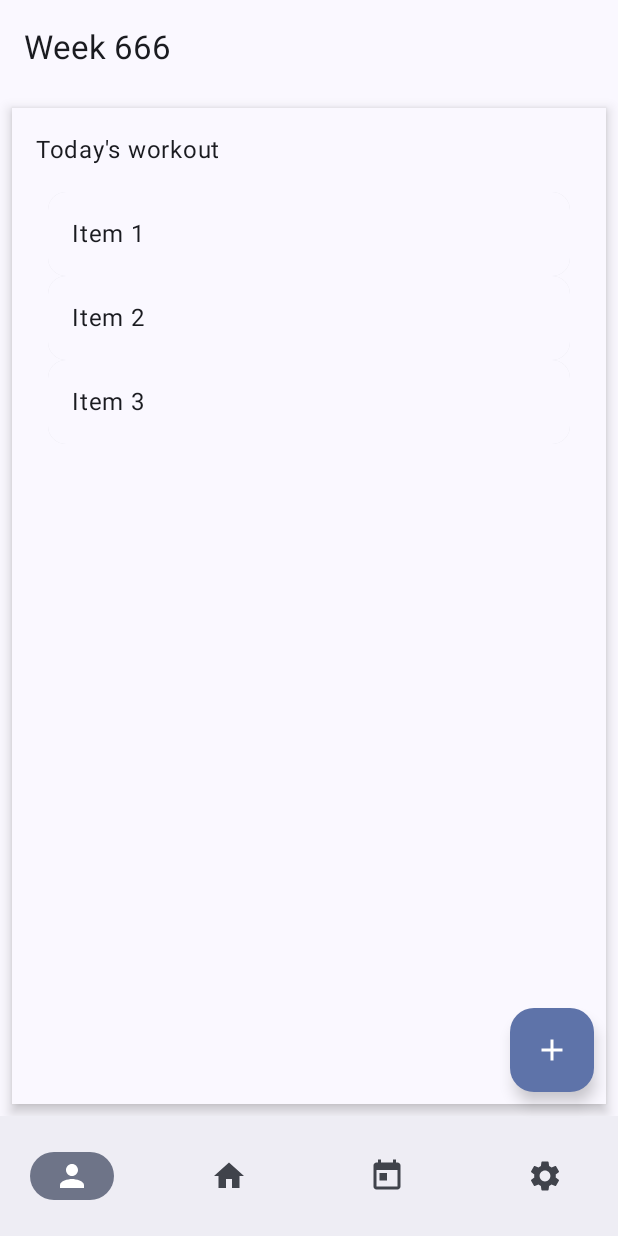
After one commit to braindome/urkraft-android, an Android app built with Jetpack Compose: the TodayScreen screen opened through its navigation route, on a phone screen of 412 x 824 dp. The commit adds this screen. Run offline under Robolectric (Android 15) with nearby library versions, the phone set to English and light mode, and no system bars.

Commit message:
Learning swipe to delete

```diff
--- a/app/build.gradle.kts
+++ b/app/build.gradle.kts
@@ -40,7 +40,7 @@ android {
         compose = true
     }
     composeOptions {
-        kotlinCompilerExtensionVersion = "1.5.1"
+        kotlinCompilerExtensionVersion = "1.5.5"
     }
     packaging {
         resources {
@@ -68,4 +68,5 @@ dependencies {
     debugImplementation(libs.androidx.ui.test.manifest)
 
     implementation(libs.androidx.navigation.compose)
+
 }
--- a/app/src/main/java/se/braindome/urkraft/Home.kt
+++ b/app/src/main/java/se/braindome/urkraft/Home.kt
@@ -12,7 +12,7 @@ import androidx.compose.ui.graphics.Color
 import androidx.compose.ui.unit.sp
 
 @Composable
-fun Home() {
+fun HomeScreen() {
     Box(modifier = Modifier.fillMaxSize()) {
         Column(
             modifier = Modifier.fillMaxSize().align(Alignment.Center),
--- a/app/src/main/java/se/braindome/urkraft/MainActivity.kt
+++ b/app/src/main/java/se/braindome/urkraft/MainActivity.kt
@@ -20,6 +20,7 @@ class MainActivity : ComponentActivity() {
         setContent {
             UrkraftTheme {
                 UrkraftApp()
+                //UrkraftNavHost()
             }
         }
     }
--- a/app/src/main/java/se/braindome/urkraft/Settings.kt
+++ b/app/src/main/java/se/braindome/urkraft/ProfileScreen.kt
@@ -12,14 +12,14 @@ import androidx.compose.ui.graphics.Color
 import androidx.compose.ui.unit.sp
 
 @Composable
-fun Settings() {
+fun ProfileScreen() {
     Box(modifier = Modifier.fillMaxSize()) {
         Column(
             modifier = Modifier.fillMaxSize().align(Alignment.Center),
             verticalArrangement = Arrangement.Center,
             horizontalAlignment = Alignment.CenterHorizontally
         ) {
-            Text("Settings", fontSize = 30.sp, color = Color.Black )
+            Text("Profile", fontSize = 30.sp, color = Color.Black )
         }
     }
 
--- a/app/src/main/java/se/braindome/urkraft/Screens.kt
+++ b/app/src/main/java/se/braindome/urkraft/Screens.kt
@@ -4,4 +4,5 @@ sealed class Screens (val screen: String ){
     data object Profile: Screens("Profile")
     data object Settings: Screens("Settings")
     data object Home: Screens("Home")
+    data object Today: Screens("Today")
 }
--- a/app/src/main/java/se/braindome/urkraft/Profile.kt
+++ b/app/src/main/java/se/braindome/urkraft/SettingsScreen.kt
@@ -12,14 +12,14 @@ import androidx.compose.ui.graphics.Color
 import androidx.compose.ui.unit.sp
 
 @Composable
-fun Profile() {
+fun SettingsScreen() {
     Box(modifier = Modifier.fillMaxSize()) {
         Column(
             modifier = Modifier.fillMaxSize().align(Alignment.Center),
             verticalArrangement = Arrangement.Center,
             horizontalAlignment = Alignment.CenterHorizontally
         ) {
-            Text("Profile", fontSize = 30.sp, color = Color.Black )
+            Text("Settings", fontSize = 30.sp, color = Color.Black )
         }
     }
 
--- /dev/null
+++ b/app/src/main/java/se/braindome/urkraft/TodayScreen.kt
@@ -0,0 +1,174 @@
+package se.braindome.urkraft
+
+import androidx.compose.animation.animateColorAsState
+import androidx.compose.animation.core.tween
+import androidx.compose.foundation.background
+import androidx.compose.foundation.layout.Arrangement
+import androidx.compose.foundation.layout.Box
+import androidx.compose.foundation.layout.Column
+import androidx.compose.foundation.layout.PaddingValues
+import androidx.compose.foundation.layout.Row
+import androidx.compose.foundation.layout.Spacer
+import androidx.compose.foundation.layout.fillMaxSize
+import androidx.compose.foundation.layout.fillMaxWidth
+import androidx.compose.foundation.layout.height
+import androidx.compose.foundation.layout.padding
+import androidx.compose.foundation.layout.width
+import androidx.compose.foundation.lazy.LazyColumn
+import androidx.compose.foundation.lazy.items
+import androidx.compose.foundation.lazy.rememberLazyListState
+import androidx.compose.material3.Card
+import androidx.compose.material3.Checkbox
+import androidx.compose.material3.HorizontalDivider
+import androidx.compose.material3.ListItem
+import androidx.compose.material3.Surface
+import androidx.compose.material3.SwipeToDismissBox
+import androidx.compose.material3.SwipeToDismissBoxValue
+import androidx.compose.material3.Text
+import androidx.compose.material3.rememberSwipeToDismissBoxState
+import androidx.compose.runtime.Composable
+import androidx.compose.runtime.getValue
+import androidx.compose.runtime.mutableStateOf
+import androidx.compose.runtime.remember
+import androidx.compose.runtime.rememberCoroutineScope
+import androidx.compose.runtime.snapshots.SnapshotStateList
+import androidx.compose.ui.Alignment
+import androidx.compose.ui.Modifier
+import androidx.compose.ui.graphics.Color
+import androidx.compose.ui.tooling.preview.Preview
+import androidx.compose.ui.unit.dp
+import kotlinx.coroutines.delay
+import kotlinx.coroutines.launch
+import se.braindome.urkraft.model.Exercise
+import se.braindome.urkraft.model.Repository
+import kotlin.time.Duration.Companion.seconds
+
+@Composable
+fun TodayScreen() {
+
+    val todaysExercises = Repository.getFewerExercises().toMutableList()
+    val itemList = remember { SnapshotStateList<String>().apply { addAll(listOf("Item 1", "Item 2", "Item 3")) } }
+
+    Surface(
+        shadowElevation = 5.dp,
+        modifier = Modifier
+            .fillMaxWidth()
+            .padding(8.dp)
+    )  {
+
+        Column(
+            modifier = Modifier
+                .padding(16.dp)
+        ) {
+            Text(text = "Today's workout")
+            Spacer(modifier = Modifier.height(8.dp))
+
+            LazyColumn(
+                state = rememberLazyListState(),
+                contentPadding = PaddingValues(8.dp),
+                modifier = Modifier.fillMaxSize()
+            ) {
+                items(itemList, key = { it }) { item ->
+                    SwipeToDismissItem(
+                        item = item,
+                        itemList = itemList,
+                        modifier = Modifier.animateItem(tween(300))
+                    )
+                }
+            }
+
+        }
+
+    }
+}
+
+fun removeItem(item: String, itemList: SnapshotStateList<String>) {
+    itemList.remove(item)
+}
+
+@Composable
+fun SwipeToDismissItem(
+    item: String,
+    //onRemove: () -> Unit,
+    itemList: SnapshotStateList<String>,
+    modifier: Modifier = Modifier
+) {
+    val coroutineScope = rememberCoroutineScope()
+    val swipeToDismissState = rememberSwipeToDismissBoxState(
+        confirmValueChange = { state ->
+            if (state == SwipeToDismissBoxValue.EndToStart) {
+                coroutineScope.launch {
+                    delay(1.seconds)
+                    //itemList.remove(item)
+                    removeItem(item, itemList)
+                }
+                true
+            } else false
+        }
+    )
+
+    SwipeToDismissBox(
+        state = swipeToDismissState,
+        backgroundContent = {
+            val backgroundColor by animateColorAsState(
+                targetValue = when (swipeToDismissState.currentValue) {
+                    SwipeToDismissBoxValue.StartToEnd -> Color.Red
+                    SwipeToDismissBoxValue.EndToStart -> Color.Transparent
+                    SwipeToDismissBoxValue.Settled -> Color.Transparent
+                },
+                label = "Animate bg color")
+            Box(modifier = Modifier
+                .fillMaxSize()
+                .background(backgroundColor)
+            )
+        },
+        modifier = modifier
+    ) {
+        Card {
+            ListItem(headlineContent = { Text(text = item) })
+        }
+        HorizontalDivider()
+        //TodayExerciseRow(item)
+    }
+
+}
+
+@Composable
+fun TodayExerciseRow(exercise: Exercise) {
+    Column(
+        modifier = Modifier
+            .fillMaxWidth()
+            .padding(8.dp)
+    ) {
+        Row(
+            modifier = Modifier.padding(8.dp),
+            horizontalArrangement = Arrangement.SpaceBetween,
+            verticalAlignment = Alignment.CenterVertically
+        ) {
+            Text(text = exercise.name)
+            Spacer(modifier = Modifier.weight(1f))
+            Text(text = "${exercise.sets}x${exercise.reps}")
+            Spacer(modifier = Modifier.width(16.dp))
+            Text(text = "${exercise.weight} kg")
+        }
+        Row {
+            for (i in 1..exercise.sets) {
+                val checkedState = remember { mutableStateOf(false) }
+                Checkbox(checked = checkedState.value, onCheckedChange = { checkedState.value = it })
+            }
+        }
+        HorizontalDivider(thickness = 2.dp)
+    }
+}
+
+@Preview(showBackground = true)
+@Composable
+fun TodayScreenPreview() {
+    TodayScreen()
+}
+
+@Preview(showBackground = true)
+@Composable
+fun TodayExerciseRowPreview() {
+    TodayExerciseRow(Exercise(name = "Bench press", sets = 3, reps = 8, weight = 80f))
+}
--- a/app/src/main/java/se/braindome/urkraft/UrkraftApp.kt
+++ b/app/src/main/java/se/braindome/urkraft/UrkraftApp.kt
@@ -1,7 +1,9 @@
 package se.braindome.urkraft
 
 import androidx.compose.foundation.layout.Arrangement
+import androidx.compose.foundation.layout.Box
 import androidx.compose.foundation.layout.fillMaxSize
+import androidx.compose.foundation.layout.padding
 import androidx.compose.foundation.layout.width
 import androidx.compose.foundation.lazy.LazyColumn
 import androidx.compose.foundation.lazy.items
@@ -14,35 +16,33 @@ import androidx.compose.material3.ExperimentalMaterial3Api
 import androidx.compose.material3.FloatingActionButton
 import androidx.compose.material3.Icon
 import androidx.compose.material3.IconButton
+import androidx.compose.material3.ModalBottomSheet
 import androidx.compose.material3.Scaffold
 import androidx.compose.material3.Text
 import androidx.compose.material3.TopAppBar
+import androidx.compose.material3.rememberModalBottomSheetState
 import androidx.compose.runtime.Composable
+import androidx.compose.runtime.mutableStateOf
+import androidx.compose.runtime.remember
 import androidx.compose.ui.Modifier
 import androidx.compose.ui.tooling.preview.Preview
 import androidx.compose.ui.unit.dp
+import androidx.navigation.compose.NavHost
+import androidx.navigation.compose.composable
+import androidx.navigation.compose.rememberNavController
 import se.braindome.urkraft.model.Repository
 
 @OptIn(ExperimentalMaterial3Api::class)
 @Composable
 fun UrkraftApp() {
 
+    val navController = rememberNavController()
+
     Scaffold(
         topBar = {
             TopAppBar(
                 title = { Text("Week 666") },
-                actions = {
-                    IconButton(
-                        onClick = { /*TODO*/ },
-                    ) {
-                        Icon(Icons.Default.Edit, contentDescription = "Edit microcycle")
-                    }
-                    IconButton(
-                        onClick = { /*TODO*/ },
-                    ) {
-                        Icon(Icons.Default.Delete, contentDescription = "Remove microcycle")
-                    }
-                }
+                actions = { /* TODO */ }
             )
         },
         floatingActionButton = {
@@ -51,20 +51,24 @@ fun UrkraftApp() {
             ) {
                 Icon(Icons.Default.Add, contentDescription = "Add workout")
             }
+        },
+        bottomBar = {
+            UrkraftBottomAppBar(navController)
         }
     ) { paddingValues ->
-        val workouts = Repository.getWorkouts()
-        LazyColumn(
-            modifier = Modifier.fillMaxSize(),
-            contentPadding = paddingValues,
-            verticalArrangement = Arrangement.spacedBy(2.dp)
-        ) {
-            items(workouts) { workout ->
-                WorkoutCard(workout = workout)
+        Box(modifier = Modifier.fillMaxSize().padding(paddingValues)) {
+            NavHost(navController = navController, startDestination = "home") {
+                composable(UrkraftRoutes.TODAY.route) { TodayScreen() }
+                composable(UrkraftRoutes.HOME.route) { HomeScreen() }
+                composable(UrkraftRoutes.PROFILE.route) { ProfileScreen() }
+                composable(UrkraftRoutes.SETTINGS.route) { SettingsScreen() }
+
             }
         }
+
     }
 }
+
 
 @Preview(showBackground = true)
 @Composable
--- /dev/null
+++ b/app/src/main/java/se/braindome/urkraft/UrkraftBottomNavBar.kt
@@ -0,0 +1,68 @@
+package se.braindome.urkraft
+
+import androidx.compose.material3.BottomAppBar
+import androidx.compose.material3.Icon
+import androidx.compose.material3.NavigationBar
+import androidx.compose.material3.NavigationBarItem
+import androidx.compose.runtime.Composable
+import androidx.compose.runtime.getValue
+import androidx.compose.runtime.mutableIntStateOf
+import androidx.compose.runtime.saveable.rememberSaveable
+import androidx.compose.runtime.setValue
+import androidx.compose.ui.res.painterResource
+import androidx.compose.ui.tooling.preview.Preview
+import androidx.navigation.NavHostController
+import androidx.navigation.compose.rememberNavController
+
+@Composable
+fun UrkraftBottomAppBar(navController: NavHostController) {
+
+    var selectedItem by rememberSaveable { mutableIntStateOf(getSelectedIndex(navController.currentDestination?.route))}
+    val navBarIcons = listOf(
+        R.drawable.baseline_person_24,
+        R.drawable.baseline_home_24,
+        R.drawable.baseline_today_24,
+        R.drawable.baseline_settings_24
+    )
+
+    NavigationBar {
+        navBarIcons.forEachIndexed { index, i ->
+            NavigationBarItem(
+                selected = selectedItem == index,
+                onClick = {
+                     selectedItem = index
+                    val destination = when (index) {
+                        0 -> UrkraftRoutes.PROFILE.route
+                        1 -> UrkraftRoutes.HOME.route
+                        2 -> UrkraftRoutes.TODAY.route
+                        3 -> UrkraftRoutes.SETTINGS.route
+                        else -> "home"
+                    }
+                    navController.navigate(destination)
+                          },
+                icon = {
+                    Icon(
+                        painter = painterResource(id = i),
+                        contentDescription = null
+                    )
+                }
+            )
+        }
+    }
+}
+
+fun getSelectedIndex(route: String?): Int {
+    return when (route) {
+        UrkraftRoutes.PROFILE.route -> 0
+        UrkraftRoutes.HOME.route -> 1
+        UrkraftRoutes.TODAY.route -> 2
+        UrkraftRoutes.SETTINGS.route -> 3
+        else -> 0
+    }
+}
+
+@Preview(showBackground = true)
+@Composable
+fun UrkraftBottomAppBarPreview() {
+    UrkraftBottomAppBar(rememberNavController())
+}
--- a/app/src/main/java/se/braindome/urkraft/model/Repository.kt
+++ b/app/src/main/java/se/braindome/urkraft/model/Repository.kt
@@ -61,4 +61,15 @@ object Repository {
         )
     }
 
+    fun getFewerExercises(): List<Exercise> {
+        return listOf(
+            Exercise(name = "Bench Press", sets = 3, reps = 10, weight = 50f),
+            Exercise(name = "Incline Bench Press", sets = 3, reps = 10, weight = 40f),
+            Exercise(name = "Dumbbell Flyes", sets = 3, reps = 10, weight = 20f),
+            Exercise(name = "Squats", sets = 3, reps = 10, weight = 70f),
+            Exercise(name = "Leg Press", sets = 3, reps = 10, weight = 100f),
+            // Add more exercises as needed
+        )
+    }
+
 }
--- /dev/null
+++ b/app/src/main/res/drawable/baseline_home_24.xml
@@ -0,0 +1,5 @@
+<vector xmlns:android="http://schemas.android.com/apk/res/android" android:height="24dp" android:tint="#000000" android:viewportHeight="24" android:viewportWidth="24" android:width="24dp">
+
+    <path android:fillColor="@android:color/white" android:pathData="M10,20v-6h4v6h5v-8h3L12,3 2,12h3v8z"/>
+
+</vector>
--- /dev/null
+++ b/app/src/main/res/drawable/baseline_person_24.xml
@@ -0,0 +1,5 @@
+<vector xmlns:android="http://schemas.android.com/apk/res/android" android:height="24dp" android:tint="#000000" android:viewportHeight="24" android:viewportWidth="24" android:width="24dp">
+
+    <path android:fillColor="@android:color/white" android:pathData="M12,12c2.21,0 4,-1.79 4,-4s-1.79,-4 -4,-4 -4,1.79 -4,4 1.79,4 4,4zM12,14c-2.67,0 -8,1.34 -8,4v2h16v-2c0,-2.66 -5.33,-4 -8,-4z"/>
+
+</vector>
--- /dev/null
+++ b/app/src/main/res/drawable/baseline_settings_24.xml
@@ -0,0 +1,5 @@
+<vector xmlns:android="http://schemas.android.com/apk/res/android" android:height="24dp" android:tint="#000000" android:viewportHeight="24" android:viewportWidth="24" android:width="24dp">
+
+    <path android:fillColor="@android:color/white" android:pathData="M19.14,12.94c0.04,-0.3 0.06,-0.61 0.06,-0.94c0,-0.32 -0.02,-0.64 -0.07,-0.94l2.03,-1.58c0.18,-0.14 0.23,-0.41 0.12,-0.61l-1.92,-3.32c-0.12,-0.22 -0.37,-0.29 -0.59,-0.22l-2.39,0.96c-0.5,-0.38 -1.03,-0.7 -1.62,-0.94L14.4,2.81c-0.04,-0.24 -0.24,-0.41 -0.48,-0.41h-3.84c-0.24,0 -0.43,0.17 -0.47,0.41L9.25,5.35C8.66,5.59 8.12,5.92 7.63,6.29L5.24,5.33c-0.22,-0.08 -0.47,0 -0.59,0.22L2.74,8.87C2.62,9.08 2.66,9.34 2.86,9.48l2.03,1.58C4.84,11.36 4.8,11.69 4.8,12s0.02,0.64 0.07,0.94l-2.03,1.58c-0.18,0.14 -0.23,0.41 -0.12,0.61l1.92,3.32c0.12,0.22 0.37,0.29 0.59,0.22l2.39,-0.96c0.5,0.38 1.03,0.7 1.62,0.94l0.36,2.54c0.05,0.24 0.24,0.41 0.48,0.41h3.84c0.24,0 0.44,-0.17 0.47,-0.41l0.36,-2.54c0.59,-0.24 1.13,-0.56 1.62,-0.94l2.39,0.96c0.22,0.08 0.47,0 0.59,-0.22l1.92,-3.32c0.12,-0.22 0.07,-0.47 -0.12,-0.61L19.14,12.94zM12,15.6c-1.98,0 -3.6,-1.62 -3.6,-3.6s1.62,-3.6 3.6,-3.6s3.6,1.62 3.6,3.6S13.98,15.6 12,15.6z"/>
+
+</vector>
--- /dev/null
+++ b/app/src/main/res/drawable/baseline_today_24.xml
@@ -0,0 +1,5 @@
+<vector xmlns:android="http://schemas.android.com/apk/res/android" android:height="24dp" android:tint="#000000" android:viewportHeight="24" android:viewportWidth="24" android:width="24dp">
+
+    <path android:fillColor="@android:color/white" android:pathData="M19,3h-1L18,1h-2v2L8,3L8,1L6,1v2L5,3c-1.11,0 -1.99,0.9 -1.99,2L3,19c0,1.1 0.89,2 2,2h14c1.1,0 2,-0.9 2,-2L21,5c0,-1.1 -0.9,-2 -2,-2zM19,19L5,19L5,8h14v11zM7,10h5v5L7,15z"/>
+
+</vector>
--- /dev/null
+++ b/app/src/main/res/drawable/baseline_view_week_24.xml
@@ -0,0 +1,5 @@
+<vector xmlns:android="http://schemas.android.com/apk/res/android" android:height="24dp" android:tint="#000000" android:viewportHeight="24" android:viewportWidth="24" android:width="24dp">
+
+    <path android:fillColor="@android:color/white" android:pathData="M5.33,20H4c-1.1,0 -2,-0.9 -2,-2V6c0,-1.1 0.9,-2 2,-2h1.33c1.1,0 2,0.9 2,2v12C7.33,19.1 6.44,20 5.33,20zM22,18V6c0,-1.1 -0.9,-2 -2,-2h-1.33c-1.1,0 -2,0.9 -2,2v12c0,1.1 0.9,2 2,2H20C21.11,20 22,19.1 22,18zM14.67,18V6c0,-1.1 -0.9,-2 -2,-2h-1.33c-1.1,0 -2,0.9 -2,2v12c0,1.1 0.9,2 2,2h1.33C13.77,20 14.67,19.1 14.67,18z"/>
+
+</vector>
```
Also changed, not shown: app/src/main/java/se/braindome/urkraft/Routes.kt (added, +8 -0 lines), app/src/main/java/se/braindome/urkraft/UrkraftNavHost.kt (added, +18 -0 lines), gradle/libs.versions.toml (+5 -5 lines).
